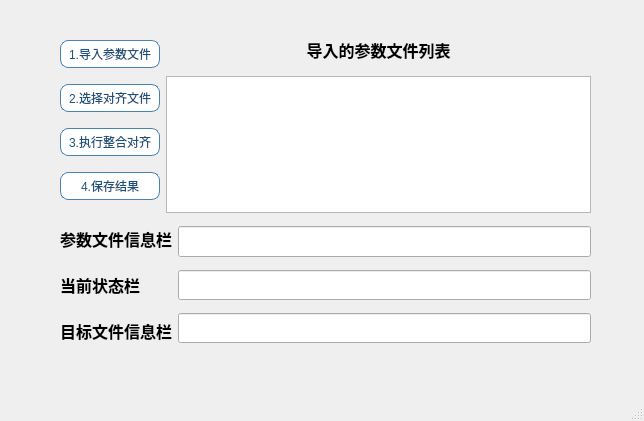
First picture: the form in ui/Other.ui, repository azhongege24/predict_first, before the edit.
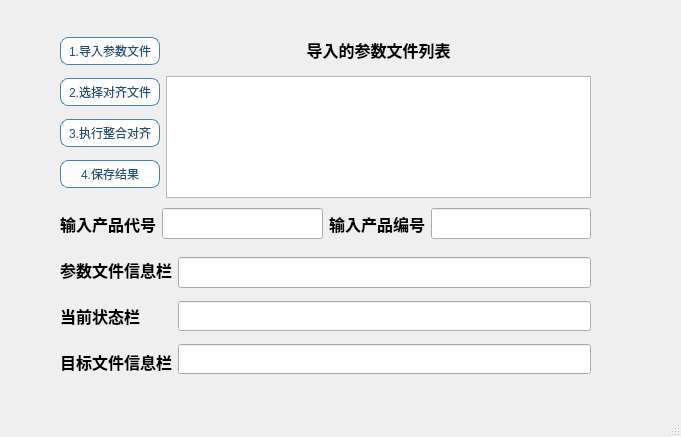
Second picture: the form after the edit.

Commit message: 今天完成了产品代号和产品编号的外界输入，可以作为保存特征放在一起，在其他参数模块里，下一步进行shuffle的一个功能添加，在主窗口下

```diff
--- a/ui/Other.ui
+++ b/ui/Other.ui
@@ -6,21 +6,21 @@
    <rect>
     <x>0</x>
     <y>0</y>
-    <width>644</width>
-    <height>421</height>
+    <width>681</width>
+    <height>437</height>
    </rect>
   </property>
   <property name="windowTitle">
    <string>其他参数模块</string>
   </property>
   <widget class="QWidget" name="centralwidget">
-   <widget class="QWidget" name="">
+   <widget class="QWidget" name="layoutWidget">
     <property name="geometry">
      <rect>
       <x>60</x>
       <y>30</y>
       <width>531</width>
-      <height>321</height>
+      <height>352</height>
      </rect>
     </property>
     <layout class="QVBoxLayout" name="verticalLayout_6">
@@ -174,6 +174,92 @@
        </item>
       </layout>
      </item>
+     <item>
+      <layout class="QHBoxLayout" name="horizontalLayout_5">
+       <item>
+        <layout class="QHBoxLayout" name="horizontalLayout_3">
+         <item>
+          <widget class="QLabel" name="product_name_label">
+           <property name="minimumSize">
+            <size>
+             <width>0</width>
+             <height>40</height>
+            </size>
+           </property>
+           <property name="font">
+            <font>
+             <family>楷体</family>
+             <pointsize>12</pointsize>
+             <weight>75</weight>
+             <bold>true</bold>
+            </font>
+           </property>
+           <property name="text">
+            <string>输入产品代号</string>
+           </property>
+          </widget>
+         </item>
+         <item>
+          <widget class="QLineEdit" name="product_name_input">
+           <property name="minimumSize">
+            <size>
+             <width>0</width>
+             <height>30</height>
+            </size>
+           </property>
+           <property name="font">
+            <font>
+             <family>黑体</family>
+             <pointsize>12</pointsize>
+            </font>
+           </property>
+          </widget>
+         </item>
+        </layout>
+       </item>
+       <item>
+        <layout class="QHBoxLayout" name="horizontalLayout_4">
+         <item>
+          <widget class="QLabel" name="product_code_label">
+           <property name="minimumSize">
+            <size>
+             <width>0</width>
+             <height>40</height>
+            </size>
+           </property>
+           <property name="font">
+            <font>
+             <family>楷体</family>
+             <pointsize>12</pointsize>
+             <weight>75</weight>
+             <bold>true</bold>
+            </font>
+           </property>
+           <property name="text">
+            <string>输入产品编号</string>
+           </property>
+          </widget>
+         </item>
+         <item>
+          <widget class="QLineEdit" name="product_code_input">
+           <property name="minimumSize">
+            <size>
+             <width>0</width>
+             <height>30</height>
+            </size>
+           </property>
+           <property name="font">
+            <font>
+             <family>黑体</family>
+             <pointsize>12</pointsize>
+            </font>
+           </property>
+          </widget>
+         </item>
+        </layout>
+       </item>
+      </layout>
+     </item>
      <item>
       <layout class="QHBoxLayout" name="horizontalLayout">
        <item>
@@ -259,6 +345,9 @@
              <pointsize>12</pointsize>
             </font>
            </property>
+           <property name="readOnly">
+            <bool>true</bool>
+           </property>
           </widget>
          </item>
          <item>
@@ -269,6 +358,9 @@
              <height>30</height>
             </size>
            </property>
+           <property name="readOnly">
+            <bool>true</bool>
+           </property>
           </widget>
          </item>
          <item>
@@ -279,6 +371,9 @@
              <height>30</height>
             </size>
            </property>
+           <property name="readOnly">
+            <bool>true</bool>
+           </property>
           </widget>
          </item>
         </layout>
```
Left out of the diff: 2 changed lines with no effect on the pictures. The commit also changes 5 other files.
